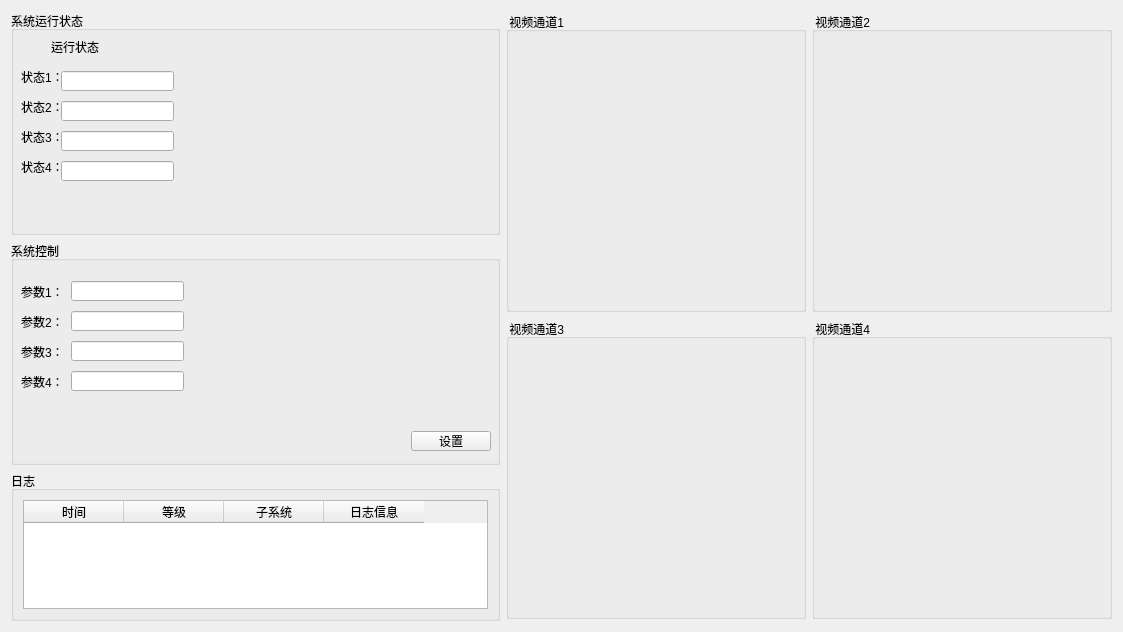
First picture: the form in UI-Demo/Demo/csubsystemwindow.ui, repository xiechongzhu/RadiationSystem, before the edit.
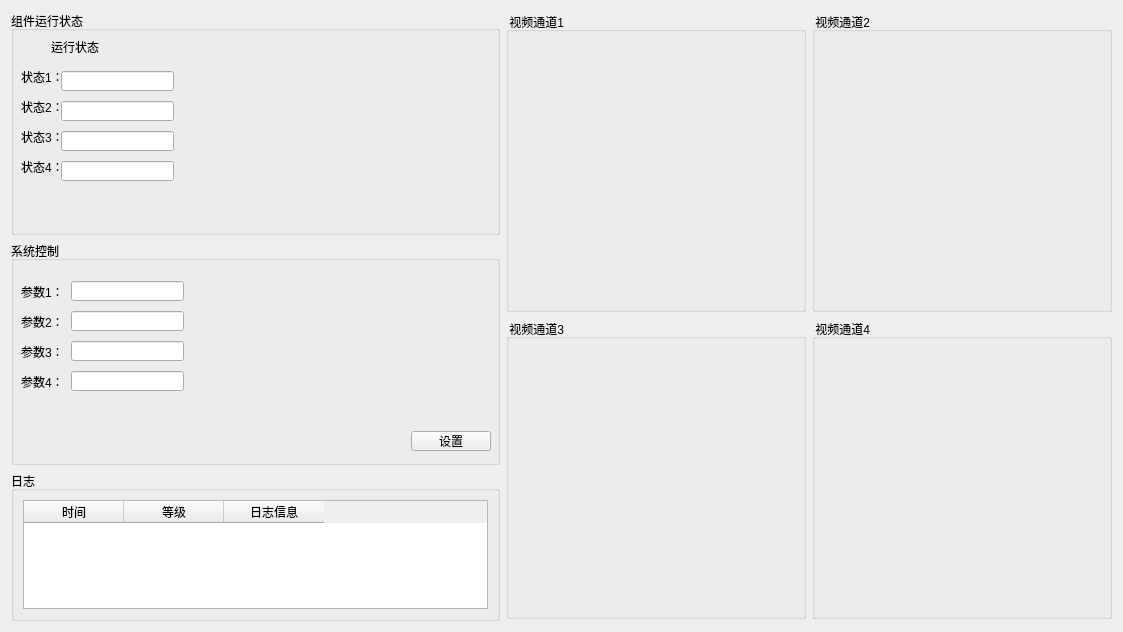
Second picture: the form after the edit. Icons and pictures are not drawn.

```diff
--- a/UI-Demo/Demo/csubsystemwindow.ui
+++ b/UI-Demo/Demo/csubsystemwindow.ui
@@ -21,7 +21,7 @@
        <item>
         <widget class="QGroupBox" name="groupBox_5">
          <property name="title">
-          <string>系统运行状态</string>
+          <string>组件运行状态</string>
          </property>
          <widget class="QLabel" name="label_25">
           <property name="geometry">
@@ -299,11 +299,6 @@
                 <string>等级</string>
                </property>
               </column>
-              <column>
-               <property name="text">
-                <string>子系统</string>
-               </property>
-              </column>
               <column>
                <property name="text">
                 <string>日志信息</string>
```
Left out of the diff: 21 changed lines with no effect on the pictures.
